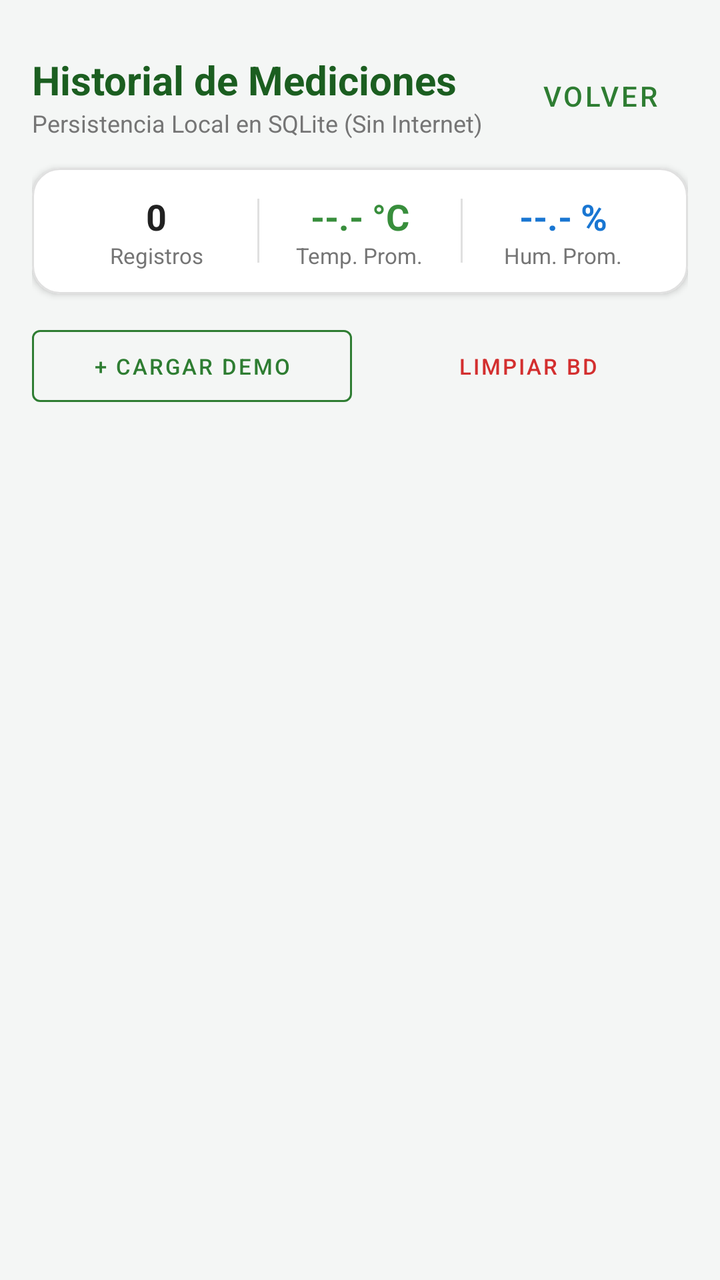
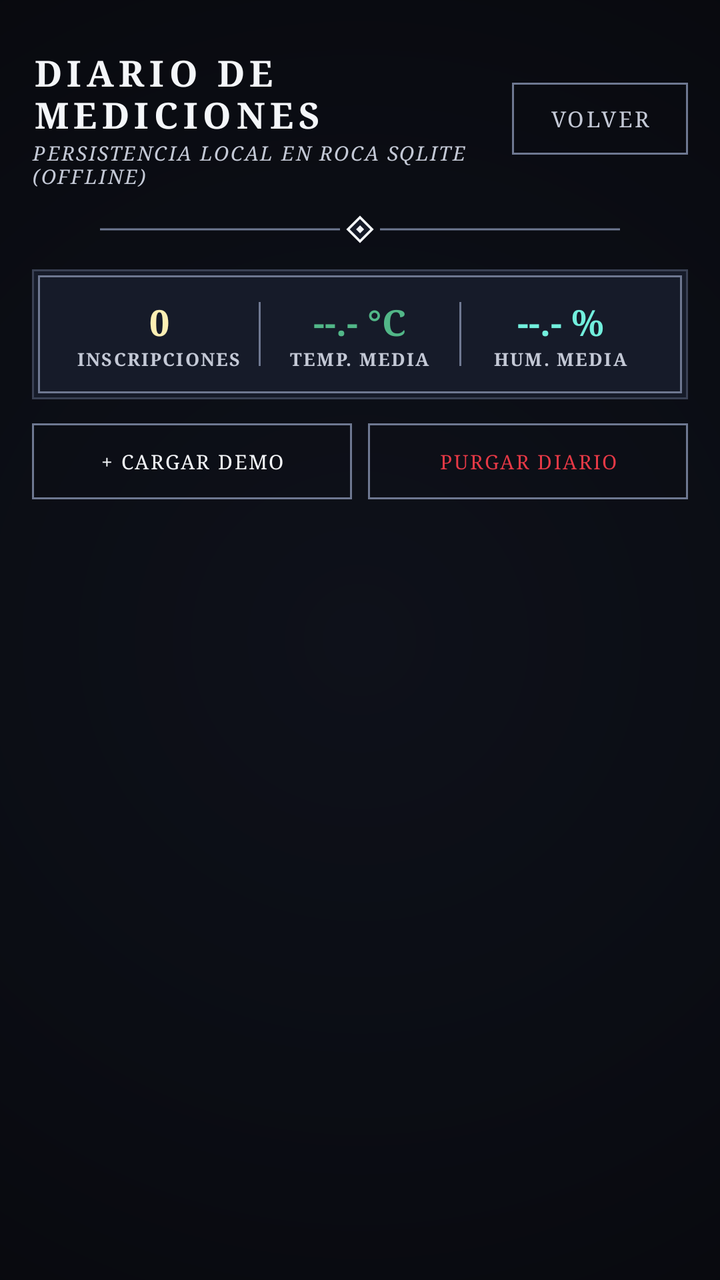

Compare the two renders of this Android layout. The source of the first and the diff that turns it into the second are given below.
<!-- AndroidManifest.xml: application theme Theme.InvernaderoIoT -->
<!-- res/layout/activity_historial.xml -->
<?xml version="1.0" encoding="utf-8"?>
<LinearLayout xmlns:android="http://schemas.android.com/apk/res/android"
    xmlns:app="http://schemas.android.com/apk/res-auto"
    xmlns:tools="http://schemas.android.com/tools"
    android:id="@+id/main"
    android:layout_width="match_parent"
    android:layout_height="match_parent"
    android:background="@color/screen_bg"
    android:orientation="vertical"
    android:padding="16dp">

    
    <LinearLayout
        android:layout_width="match_parent"
        android:layout_height="wrap_content"
        android:orientation="horizontal"
        android:gravity="center_vertical"
        android:layout_marginTop="8dp"
        android:layout_marginBottom="12dp">

        <LinearLayout
            android:layout_width="0dp"
            android:layout_height="wrap_content"
            android:layout_weight="1"
            android:orientation="vertical">

            <TextView
                android:layout_width="wrap_content"
                android:layout_height="wrap_content"
                android:text="Historial de Mediciones"
                android:textSize="20sp"
                android:textStyle="bold"
                android:textColor="@color/greenhouse_primary_dark" />

            <TextView
                android:layout_width="wrap_content"
                android:layout_height="wrap_content"
                android:text="Persistencia Local en SQLite (Sin Internet)"
                android:textSize="12sp"
                android:textColor="@color/text_secondary" />
        </LinearLayout>

        <Button
            android:id="@+id/btnBack"
            android:layout_width="wrap_content"
            android:layout_height="wrap_content"
            android:text="Volver"
            style="@style/Widget.MaterialComponents.Button.TextButton"
            android:textColor="@color/greenhouse_primary" />
    </LinearLayout>

    
    <com.google.android.material.card.MaterialCardView
        android:layout_width="match_parent"
        android:layout_height="wrap_content"
        app:cardCornerRadius="14dp"
        app:cardElevation="2dp"
        app:cardBackgroundColor="@color/card_bg"
        app:strokeColor="@color/card_border"
        app:strokeWidth="1dp"
        android:layout_marginBottom="12dp">

        <LinearLayout
            android:layout_width="match_parent"
            android:layout_height="wrap_content"
            android:orientation="horizontal"
            android:padding="12dp"
            android:gravity="center">

            
            <LinearLayout
                android:layout_width="0dp"
                android:layout_height="wrap_content"
                android:layout_weight="1"
                android:orientation="vertical"
                android:gravity="center">

                <TextView
                    android:id="@+id/tvTotalReadings"
                    android:layout_width="wrap_content"
                    android:layout_height="wrap_content"
                    android:text="0"
                    android:textSize="18sp"
                    android:textStyle="bold"
                    android:textColor="@color/text_primary" />

                <TextView
                    android:layout_width="wrap_content"
                    android:layout_height="wrap_content"
                    android:text="Registros"
                    android:textSize="11sp"
                    android:textColor="@color/text_secondary" />
            </LinearLayout>

            <View
                android:layout_width="1dp"
                android:layout_height="32dp"
                android:background="@color/card_border" />

            
            <LinearLayout
                android:layout_width="0dp"
                android:layout_height="wrap_content"
                android:layout_weight="1"
                android:orientation="vertical"
                android:gravity="center">

                <TextView
                    android:id="@+id/tvAvgTemp"
                    android:layout_width="wrap_content"
                    android:layout_height="wrap_content"
                    android:text="--.- °C"
                    android:textSize="18sp"
                    android:textStyle="bold"
                    android:textColor="@color/temp_optimal" />

                <TextView
                    android:layout_width="wrap_content"
                    android:layout_height="wrap_content"
                    android:text="Temp. Prom."
                    android:textSize="11sp"
                    android:textColor="@color/text_secondary" />
            </LinearLayout>

            <View
                android:layout_width="1dp"
                android:layout_height="32dp"
                android:background="@color/card_border" />

            
            <LinearLayout
                android:layout_width="0dp"
                android:layout_height="wrap_content"
                android:layout_weight="1"
                android:orientation="vertical"
                android:gravity="center">

                <TextView
                    android:id="@+id/tvAvgHum"
                    android:layout_width="wrap_content"
                    android:layout_height="wrap_content"
                    android:text="--.- %"
                    android:textSize="18sp"
                    android:textStyle="bold"
                    android:textColor="@color/temp_cold" />

                <TextView
                    android:layout_width="wrap_content"
                    android:layout_height="wrap_content"
                    android:text="Hum. Prom."
                    android:textSize="11sp"
                    android:textColor="@color/text_secondary" />
            </LinearLayout>
        </LinearLayout>
    </com.google.android.material.card.MaterialCardView>

    
    <LinearLayout
        android:layout_width="match_parent"
        android:layout_height="wrap_content"
        android:orientation="horizontal"
        android:layout_marginBottom="10dp">

        <com.google.android.material.button.MaterialButton
            android:id="@+id/btnPreloadSample"
            android:layout_width="0dp"
            android:layout_height="wrap_content"
            android:layout_weight="1"
            android:text="+ Cargar Demo"
            style="@style/Widget.MaterialComponents.Button.OutlinedButton"
            android:textColor="@color/greenhouse_primary"
            app:strokeColor="@color/greenhouse_primary"
            android:textSize="11sp"
            android:layout_marginEnd="4dp" />

        <com.google.android.material.button.MaterialButton
            android:id="@+id/btnClearHistory"
            android:layout_width="0dp"
            android:layout_height="wrap_content"
            android:layout_weight="1"
            android:text="Limpiar BD"
            style="@style/Widget.MaterialComponents.Button.TextButton"
            android:textColor="@color/temp_hot"
            android:textSize="11sp"
            android:layout_marginStart="4dp" />
    </LinearLayout>

    
    <TextView
        android:id="@+id/tvEmptyState"
        android:layout_width="match_parent"
        android:layout_height="wrap_content"
        android:text="No hay mediciones registradas en SQLite.\nGuarda telemetría desde el Panel del Agricultor o presiona '+ Cargar Demo'."
        android:textAlignment="center"
        android:padding="24dp"
        android:textSize="13sp"
        android:textColor="@color/text_secondary"
        android:visibility="gone" />

    
    <androidx.recyclerview.widget.RecyclerView
        android:id="@+id/rvReadings"
        android:layout_width="match_parent"
        android:layout_height="0dp"
        android:layout_weight="1"
        android:clipToPadding="false"
        android:paddingBottom="16dp" />

</LinearLayout>
<!-- resources referenced by this layout -->
<resources>
  <color name="card_bg">#FFFFFF</color>
  <color name="card_border">#E0E0E0</color>
  <color name="greenhouse_primary">#2E7D32</color>
  <color name="greenhouse_primary_dark">#1B5E20</color>
  <color name="screen_bg">#F4F6F5</color>
  <color name="temp_cold">#1976D2</color>
  <color name="temp_hot">#D32F2F</color>
  <color name="temp_optimal">#388E3C</color>
  <color name="text_primary">#212121</color>
  <color name="text_secondary">#757575</color>
  <style name="Base.Theme.InvernaderoIoT" parent="Theme.Material3.DayNight.NoActionBar">
          <item name="colorPrimary">@color/greenhouse_primary</item>
          <item name="colorPrimaryVariant">@color/greenhouse_primary_dark</item>
          <item name="colorSecondary">@color/greenhouse_accent</item>
          <item name="android:statusBarColor">@color/greenhouse_primary_dark</item>
      </style>
  <color name="greenhouse_accent">#4CAF50</color>
  <!-- unchanged entries left out for length: 1 -->
</resources>

<!-- the commit's change to res/layout/activity_historial.xml (unified diff, before → after) -->
@@ -5,7 +5,7 @@
     android:id="@+id/main"
     android:layout_width="match_parent"
     android:layout_height="match_parent"
-    android:background="@color/screen_bg"
+    android:background="@drawable/bg_void_vignette"
     android:orientation="vertical"
     android:padding="16dp">
 
@@ -27,161 +27,186 @@
             <TextView
                 android:layout_width="wrap_content"
                 android:layout_height="wrap_content"
-                android:text="Historial de Mediciones"
-                android:textSize="20sp"
-                android:textStyle="bold"
-                android:textColor="@color/greenhouse_primary_dark" />
-
-            <TextView
-                android:layout_width="wrap_content"
-                android:layout_height="wrap_content"
-                android:text="Persistencia Local en SQLite (Sin Internet)"
-                android:textSize="12sp"
-                android:textColor="@color/text_secondary" />
-        </LinearLayout>
-
-        <Button
+                android:text="DIARIO DE MEDICIONES"
+                android:textSize="18sp"
+                android:textStyle="bold"
+                android:fontFamily="serif"
+                android:letterSpacing="0.14"
+                android:textAllCaps="true"
+                android:textColor="@color/hk_text_soul" />
+
+            <TextView
+                android:layout_width="wrap_content"
+                android:layout_height="wrap_content"
+                android:text="PERSISTENCIA LOCAL EN ROCA SQLITE (OFFLINE)"
+                android:textSize="10sp"
+                android:fontFamily="serif"
+                android:letterSpacing="0.08"
+                android:textAllCaps="true"
+                android:textColor="@color/hk_text_mask"
+                android:textStyle="italic" />
+        </LinearLayout>
+
+        <androidx.appcompat.widget.AppCompatButton
             android:id="@+id/btnBack"
             android:layout_width="wrap_content"
-            android:layout_height="wrap_content"
-            android:text="Volver"
-            style="@style/Widget.MaterialComponents.Button.TextButton"
-            android:textColor="@color/greenhouse_primary" />
+            android:layout_height="36dp"
+            android:text="VOLVER"
+            android:fontFamily="serif"
+            android:letterSpacing="0.10"
+            android:textColor="@color/hk_text_mask"
+            android:textSize="11sp"
+            android:background="@drawable/bg_secondary_button"
+            android:paddingHorizontal="14dp" />
     </LinearLayout>
 
     
-    <com.google.android.material.card.MaterialCardView
-        android:layout_width="match_parent"
-        android:layout_height="wrap_content"
-        app:cardCornerRadius="14dp"
-        app:cardElevation="2dp"
-        app:cardBackgroundColor="@color/card_bg"
-        app:strokeColor="@color/card_border"
-        app:strokeWidth="1dp"
+    <ImageView
+        android:layout_width="match_parent"
+        android:layout_height="16dp"
+        android:layout_marginBottom="12dp"
+        android:src="@drawable/ic_hallownest_divider"
+        android:contentDescription="Divisor" />
+
+    
+    <LinearLayout
+        android:layout_width="match_parent"
+        android:layout_height="wrap_content"
+        android:orientation="horizontal"
+        android:background="@drawable/bg_hallownest_card"
+        android:padding="14dp"
+        android:gravity="center"
         android:layout_marginBottom="12dp">
 
-        <LinearLayout
-            android:layout_width="match_parent"
-            android:layout_height="wrap_content"
-            android:orientation="horizontal"
-            android:padding="12dp"
+        
+        <LinearLayout
+            android:layout_width="0dp"
+            android:layout_height="wrap_content"
+            android:layout_weight="1"
+            android:orientation="vertical"
             android:gravity="center">
 
-            
-            <LinearLayout
-                android:layout_width="0dp"
-                android:layout_height="wrap_content"
-                android:layout_weight="1"
-                android:orientation="vertical"
-                android:gravity="center">
-
-                <TextView
-                    android:id="@+id/tvTotalReadings"
-                    android:layout_width="wrap_content"
-                    android:layout_height="wrap_content"
-                    android:text="0"
-                    android:textSize="18sp"
-                    android:textStyle="bold"
-                    android:textColor="@color/text_primary" />
-
-                <TextView
-                    android:layout_width="wrap_content"
-                    android:layout_height="wrap_content"
-                    android:text="Registros"
-                    android:textSize="11sp"
-                    android:textColor="@color/text_secondary" />
-            </LinearLayout>
-
-            <View
-                android:layout_width="1dp"
-                android:layout_height="32dp"
-                android:background="@color/card_border" />
-
-            
-            <LinearLayout
-                android:layout_width="0dp"
-                android:layout_height="wrap_content"
-                android:layout_weight="1"
-                android:orientation="vertical"
-                android:gravity="center">
-
-                <TextView
-                    android:id="@+id/tvAvgTemp"
-                    android:layout_width="wrap_content"
-                    android:layout_height="wrap_content"
-                    android:text="--.- °C"
-                    android:textSize="18sp"
-                    android:textStyle="bold"
-                    android:textColor="@color/temp_optimal" />
-
-                <TextView
-                    android:layout_width="wrap_content"
-                    android:layout_height="wrap_content"
-                    android:text="Temp. Prom."
-                    android:textSize="11sp"
-                    android:textColor="@color/text_secondary" />
-            </LinearLayout>
-
-            <View
-                android:layout_width="1dp"
-                android:layout_height="32dp"
-                android:background="@color/card_border" />
-
-            
-            <LinearLayout
-                android:layout_width="0dp"
-                android:layout_height="wrap_content"
-                android:layout_weight="1"
-                android:orientation="vertical"
-                android:gravity="center">
-
-                <TextView
-                    android:id="@+id/tvAvgHum"
-                    android:layout_width="wrap_content"
-                    android:layout_height="wrap_content"
-                    android:text="--.- %"
-                    android:textSize="18sp"
-                    android:textStyle="bold"
-                    android:textColor="@color/temp_cold" />
-
-                <TextView
-                    android:layout_width="wrap_content"
-                    android:layout_height="wrap_content"
-                    android:text="Hum. Prom."
-                    android:textSize="11sp"
-                    android:textColor="@color/text_secondary" />
-            </LinearLayout>
-        </LinearLayout>
-    </com.google.android.material.card.MaterialCardView>
+            <TextView
+                android:id="@+id/tvTotalReadings"
+                android:layout_width="wrap_content"
+                android:layout_height="wrap_content"
+                android:text="0"
+                android:textSize="18sp"
+                android:textStyle="bold"
+                android:fontFamily="serif"
+                android:textColor="@color/hk_accent_geo_glow" />
+
+            <TextView
+                android:layout_width="wrap_content"
+                android:layout_height="wrap_content"
+                android:text="INSCRIPCIONES"
+                android:textSize="9sp"
+                android:fontFamily="serif"
+                android:letterSpacing="0.08"
+                android:textStyle="bold"
+                android:textColor="@color/hk_text_mask" />
+        </LinearLayout>
+
+        <View
+            android:layout_width="1dp"
+            android:layout_height="32dp"
+            android:background="@color/hk_border_pale_ore" />
+
+        
+        <LinearLayout
+            android:layout_width="0dp"
+            android:layout_height="wrap_content"
+            android:layout_weight="1"
+            android:orientation="vertical"
+            android:gravity="center">
+
+            <TextView
+                android:id="@+id/tvAvgTemp"
+                android:layout_width="wrap_content"
+                android:layout_height="wrap_content"
+                android:text="--.- °C"
+                android:textSize="18sp"
+                android:textStyle="bold"
+                android:fontFamily="serif"
+                android:textColor="@color/hk_accent_greenpath" />
+
+            <TextView
+                android:layout_width="wrap_content"
+                android:layout_height="wrap_content"
+                android:text="TEMP. MEDIA"
+                android:textSize="9sp"
+                android:fontFamily="serif"
+                android:letterSpacing="0.08"
+                android:textStyle="bold"
+                android:textColor="@color/hk_text_mask" />
+        </LinearLayout>
+
+        <View
+            android:layout_width="1dp"
+            android:layout_height="32dp"
+            android:background="@color/hk_border_pale_ore" />
+
+        
+        <LinearLayout
+            android:layout_width="0dp"
+            android:layout_height="wrap_content"
+            android:layout_weight="1"
+            android:orientation="vertical"
+            android:gravity="center">
+
+            <TextView
+                android:id="@+id/tvAvgHum"
+                android:layout_width="wrap_content"
+                android:layout_height="wrap_content"
+                android:text="--.- %"
+                android:textSize="18sp"
+                android:textStyle="bold"
+                android:fontFamily="serif"
+                android:textColor="@color/hk_accent_lifeblood_glow" />
+
+            <TextView
+                android:layout_width="wrap_content"
+                android:layout_height="wrap_content"
+                android:text="HUM. MEDIA"
+                android:textSize="9sp"
+                android:fontFamily="serif"
+                android:letterSpacing="0.08"
+                android:textStyle="bold"
+                android:textColor="@color/hk_text_mask" />
+        </LinearLayout>
+    </LinearLayout>
 
     
     <LinearLayout
         android:layout_width="match_parent"
         android:layout_height="wrap_content"
         android:orientation="horizontal"
-        android:layout_marginBottom="10dp">
-
-        <com.google.android.material.button.MaterialButton
+        android:layout_marginBottom="12dp">
+
+        <androidx.appcompat.widget.AppCompatButton
             android:id="@+id/btnPreloadSample"
             android:layout_width="0dp"
-            android:layout_height="wrap_content"
-            android:layout_weight="1"
-            android:text="+ Cargar Demo"
-            style="@style/Widget.MaterialComponents.Button.OutlinedButton"
-            android:textColor="@color/greenhouse_primary"
-            app:strokeColor="@color/greenhouse_primary"
-            android:textSize="11sp"
+            android:layout_height="38dp"
+            android:layout_weight="1"
+            android:text="+ CARGAR DEMO"
+            android:fontFamily="serif"
+            android:letterSpacing="0.08"
+            android:textColor="@color/hk_text_soul"
+            android:textSize="10sp"
+            android:background="@drawable/bg_secondary_button"
             android:layout_marginEnd="4dp" />
 
-        <com.google.android.material.button.MaterialButton
+        <androidx.appcompat.widget.AppCompatButton
             android:id="@+id/btnClearHistory"
             android:layout_width="0dp"
-            android:layout_height="wrap_content"
-            android:layout_weight="1"
-            android:text="Limpiar BD"
-            style="@style/Widget.MaterialComponents.Button.TextButton"
-            android:textColor="@color/temp_hot"
-            android:textSize="11sp"
+            android:layout_height="38dp"
+            android:layout_weight="1"
+            android:text="PURGAR DIARIO"
+            android:fontFamily="serif"
+            android:letterSpacing="0.08"
+            android:textColor="@color/hk_accent_grimm"
+            android:textSize="10sp"
+            android:background="@drawable/bg_secondary_button"
             android:layout_marginStart="4dp" />
     </LinearLayout>
 
@@ -190,11 +215,14 @@
         android:id="@+id/tvEmptyState"
         android:layout_width="match_parent"
         android:layout_height="wrap_content"
-        android:text="No hay mediciones registradas en SQLite.\nGuarda telemetría desde el Panel del Agricultor o presiona '+ Cargar Demo'."
+        android:text="El diario de roca yace en silencio. No se han grabado lecturas aún en SQLite.\nGraba telemetría desde el Panel del Agricultor o presiona '+ Cargar Demo'."
         android:textAlignment="center"
+        android:fontFamily="serif"
+        android:textStyle="italic"
+        android:lineSpacingExtra="3dp"
         android:padding="24dp"
-        android:textSize="13sp"
-        android:textColor="@color/text_secondary"
+        android:textSize="12sp"
+        android:textColor="@color/hk_text_lore"
         android:visibility="gone" />
 
     
<!-- resource entries referenced after the edit -->
@@ -1,22 +1,121 @@
 <!-- resources referenced by this layout -->
 <resources>
-  <color name="card_bg">#FFFFFF</color>
-  <color name="card_border">#E0E0E0</color>
-  <color name="greenhouse_primary">#2E7D32</color>
-  <color name="greenhouse_primary_dark">#1B5E20</color>
-  <color name="screen_bg">#F4F6F5</color>
-  <color name="temp_cold">#1976D2</color>
-  <color name="temp_hot">#D32F2F</color>
-  <color name="temp_optimal">#388E3C</color>
-  <color name="text_primary">#212121</color>
-  <color name="text_secondary">#757575</color>
-  <style name="Base.Theme.InvernaderoIoT" parent="Theme.Material3.DayNight.NoActionBar">
-          <item name="colorPrimary">@color/greenhouse_primary</item>
-          <item name="colorPrimaryVariant">@color/greenhouse_primary_dark</item>
-          <item name="colorSecondary">@color/greenhouse_accent</item>
-          <item name="android:statusBarColor">@color/greenhouse_primary_dark</item>
+  <color name="hk_accent_geo_glow">#FCEFB4</color>
+  <color name="hk_accent_greenpath">#52B788</color>
+  <color name="hk_accent_grimm">#E63946</color>
+  <color name="hk_accent_lifeblood_glow">#72EFDD</color>
+  <color name="hk_border_pale_ore">#6E7891</color>
+  <color name="hk_text_lore">#8C95A8</color>
+  <color name="hk_text_mask">#C4C9D6</color>
+  <color name="hk_text_soul">#F4F6F9</color>
+  <!-- drawable bg_hallownest_card (drawable) -->
+  <?xml version="1.0" encoding="utf-8"?>
+  <layer-list xmlns:android="http://schemas.android.com/apk/res/android">
+      
+      <item>
+          <shape android:shape="rectangle">
+              <solid android:color="@color/hk_surface_card" />
+              <stroke
+                  android:width="1dp"
+                  android:color="@color/hk_border_stone" />
+          </shape>
+      </item>
+  
+      
+      <item
+          android:top="3dp"
+          android:bottom="3dp"
+          android:left="3dp"
+          android:right="3dp">
+          <shape android:shape="rectangle">
+              <solid android:color="@color/hk_surface_card" />
+              <stroke
+                  android:width="1dp"
+                  android:color="@color/hk_border_pale_ore" />
+          </shape>
+      </item>
+  </layer-list>
+  <!-- drawable bg_secondary_button (drawable) -->
+  <?xml version="1.0" encoding="utf-8"?>
+  <selector xmlns:android="http://schemas.android.com/apk/res/android">
+      <item android:state_pressed="true">
+          <shape android:shape="rectangle">
+              <solid android:color="@color/hk_surface_card" />
+              <stroke
+                  android:width="1dp"
+                  android:color="@color/hk_text_soul" />
+          </shape>
+      </item>
+      <item>
+          <shape android:shape="rectangle">
+              <solid android:color="@android:color/transparent" />
+              <stroke
+                  android:width="1dp"
+                  android:color="@color/hk_border_pale_ore" />
+          </shape>
+      </item>
+  </selector>
+  <!-- drawable bg_void_vignette (drawable) -->
+  <?xml version="1.0" encoding="utf-8"?>
+  <shape xmlns:android="http://schemas.android.com/apk/res/android"
+      android:shape="rectangle">
+      
+      <gradient
+          android:type="radial"
+          android:gradientRadius="450dp"
+          android:startColor="#0E111A"
+          android:centerColor="#0B0D14"
+          android:endColor="#07080C" />
+  </shape>
+  <!-- drawable ic_hallownest_divider (drawable) -->
+  <vector xmlns:android="http://schemas.android.com/apk/res/android"
+      android:width="280dp"
+      android:height="16dp"
+      android:viewportWidth="280"
+      android:viewportHeight="16">
+  
+      
+      <path
+          android:fillColor="#00000000"
+          android:strokeColor="#6E7891"
+          android:strokeWidth="1"
+          android:pathData="M10,8 L130,8" />
+  
+      
+      <path
+          android:fillColor="#161B29"
+          android:strokeColor="#F4F6F9"
+          android:strokeWidth="1.2"
+          android:pathData="M140,2 L146,8 L140,14 L134,8 Z" />
+  
+      
+      <path
+          android:fillColor="#F4F6F9"
+          android:pathData="M140,6 L142,8 L140,10 L138,8 Z" />
+  
+      
+      <path
+          android:fillColor="#00000000"
+          android:strokeColor="#6E7891"
+          android:strokeWidth="1"
+          android:pathData="M150,8 L270,8" />
+  </vector>
+  <color name="hk_surface_card">#161B29</color>
+  <color name="hk_border_stone">#3A4154</color>
+  <style name="Base.Theme.InvernaderoIoT" parent="Theme.Material3.Dark.NoActionBar">
+          <item name="android:windowBackground">@drawable/bg_void_vignette</item>
+          <item name="android:statusBarColor">@color/hk_bg_void</item>
+          <item name="android:navigationBarColor">@color/hk_bg_void</item>
+          <item name="colorPrimary">@color/hk_text_soul</item>
+          <item name="colorPrimaryVariant">@color/hk_surface_elevated</item>
+          <item name="colorSecondary">@color/hk_accent_lifeblood</item>
+          <item name="colorSurface">@color/hk_surface_card</item>
+          <item name="android:textColorPrimary">@color/hk_text_soul</item>
+          <item name="android:textColorSecondary">@color/hk_text_mask</item>
       </style>
-  <color name="greenhouse_accent">#4CAF50</color>
+  <color name="hk_bg_void">#07080C</color>
+  <color name="hk_surface_elevated">#1F263B</color>
+  <color name="hk_accent_lifeblood">#00B4D8</color>
   <!-- unchanged entries left out for length: 1 -->
 </resources>
 
